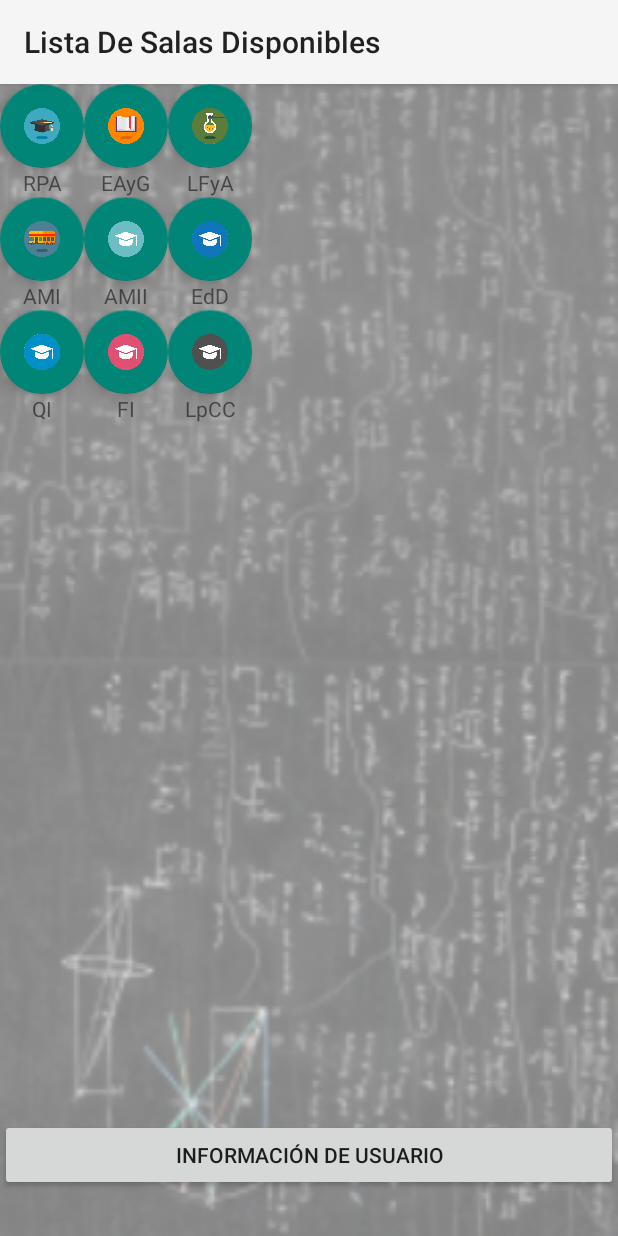
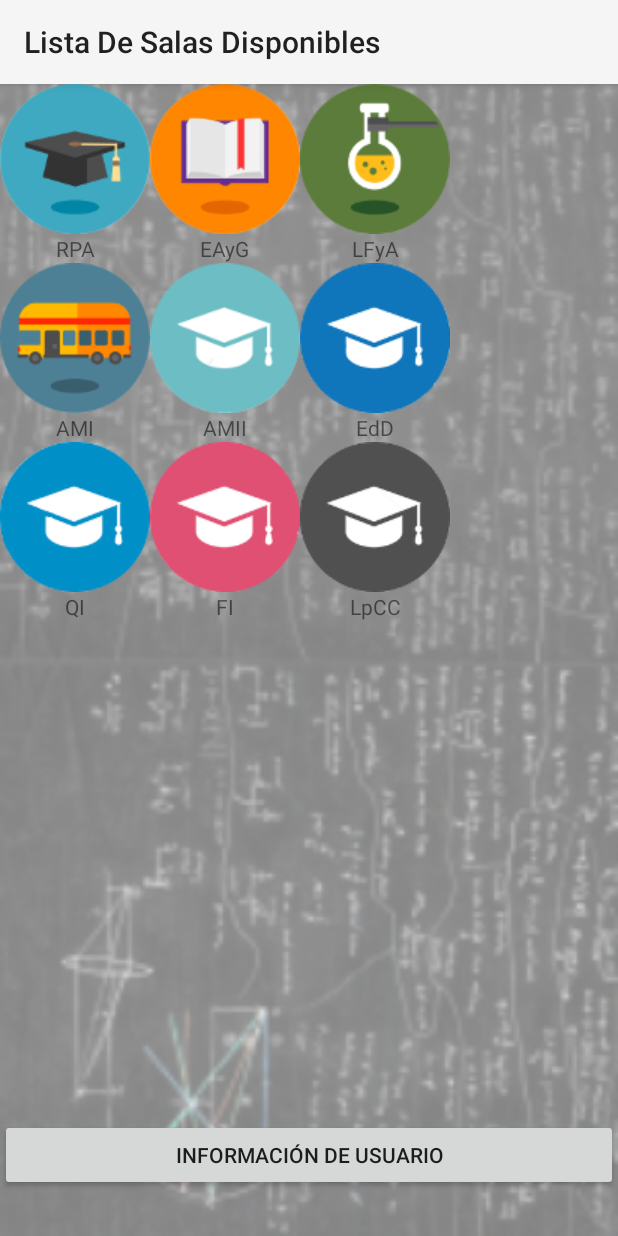
Before and after one commit to PabloGuillermoCV/UniChat, an Android app: the screen it shows after launch once a user with an empty profile is signed in (SalasChat), on a phone screen of 412 x 824 dp. Run offline under Robolectric (Android 15) with nearby library versions, the phone set to English and light mode, and no system bars; our stand-ins replace Firebase (no records; nobody signed in at launch, a user with empty details on screens opened directly); 2 statements that could not run were skipped.

Commit message:
Tamaño Imagen

```diff
--- a/app/src/main/res/layout/activity_salas_chat.xml
+++ b/app/src/main/res/layout/activity_salas_chat.xml
@@ -42,17 +42,16 @@
                 android:rowCount="2"
                 android:columnCount="1">
 
-                <android.support.design.widget.FloatingActionButton
+                <ImageButton
                     android:id="@+id/Materia0"
                     android:layout_width="wrap_content"
                     android:layout_height="wrap_content"
                     android:layout_column="0"
                     android:layout_gravity="center"
+                    android:background="@drawable/boton1"
                     android:layout_row="0"
-                    android:src="@drawable/boton1"
                     android:text="@string/rpa"
-                    android:textSize="0sp"
-                    app:fabSize="normal" />
+                    android:textSize="0sp" />
 
                 <TextView
                     android:id="@+id/nombre0"
@@ -76,17 +75,16 @@
                 android:rowCount="2"
                 android:columnCount="1">
 
-                <android.support.design.widget.FloatingActionButton
+                <ImageButton
                     android:id="@+id/Materia1"
                     android:layout_width="wrap_content"
                     android:layout_height="wrap_content"
                     android:layout_column="0"
                     android:layout_gravity="center"
+                    android:background="@drawable/boton2"
                     android:layout_row="0"
-                    android:src="@drawable/boton2"
                     android:text="@string/eayg"
-                    android:textSize="0sp"
-                    app:fabSize="normal" />
+                    android:textSize="0sp" />
 
                 <TextView
                     android:id="@+id/nombre1"
@@ -110,17 +108,16 @@
                 android:rowCount="2"
                 android:columnCount="1">
 
-                <android.support.design.widget.FloatingActionButton
+                <ImageButton
                     android:id="@+id/Materia2"
                     android:layout_width="wrap_content"
                     android:layout_height="wrap_content"
                     android:layout_column="0"
                     android:layout_gravity="center"
+                    android:background="@drawable/boton3"
                     android:layout_row="0"
-                    android:src="@drawable/boton3"
                     android:text="@string/lfya"
-                    android:textSize="0sp"
-                    app:fabSize="normal" />
+                    android:textSize="0sp" />
 
                 <TextView
                     android:id="@+id/nombre2"
@@ -144,17 +141,16 @@
                 android:rowCount="2"
                 android:columnCount="1">
 
-                <android.support.design.widget.FloatingActionButton
+                <ImageButton
                     android:id="@+id/Materia3"
                     android:layout_width="wrap_content"
                     android:layout_height="wrap_content"
                     android:layout_column="0"
                     android:layout_gravity="center"
+                    android:background="@drawable/boton4"
                     android:layout_row="0"
-                    android:src="@drawable/boton4"
                     android:text="@string/am1"
-                    android:textSize="0sp"
-                    app:fabSize="normal" />
+                    android:textSize="0sp" />
 
                 <TextView
                     android:id="@+id/nombre3"
@@ -178,17 +174,16 @@
                 android:rowCount="2"
                 android:columnCount="1">
 
-                <android.support.design.widget.FloatingActionButton
+                <ImageButton
                     android:id="@+id/Materia4"
                     android:layout_width="wrap_content"
                     android:layout_height="wrap_content"
                     android:layout_column="0"
                     android:layout_gravity="center"
+                    android:background="@drawable/boton5"
                     android:layout_row="0"
-                    android:src="@drawable/boton5"
                     android:text="@string/am2"
-                    android:textSize="0sp"
-                    app:fabSize="normal" />
+                    android:textSize="0sp" />
 
                 <TextView
                     android:id="@+id/nombre4"
@@ -212,17 +207,16 @@
                 android:columnCount="1"
                 android:rowCount="2">
 
-                <android.support.design.widget.FloatingActionButton
+                <ImageButton
                     android:id="@+id/Materia5"
-                    android:layout_width="80dp"
+                    android:layout_width="wrap_content"
                     android:layout_height="wrap_content"
                     android:layout_column="0"
                     android:layout_gravity="center"
+                    android:background="@drawable/boton6"
                     android:layout_row="0"
-                    android:src="@drawable/boton6"
                     android:text="@string/edd"
-                    android:textSize="0sp"
-                    app:fabSize="normal" />
+                    android:textSize="0sp" />
 
                 <TextView
                     android:id="@+id/nombre5"
@@ -246,17 +240,16 @@
                 android:columnCount="1"
                 android:rowCount="2">
 
-                <android.support.design.widget.FloatingActionButton
+                <ImageButton
                     android:id="@+id/Materia6"
-                    android:layout_width="80dp"
+                    android:layout_width="wrap_content"
                     android:layout_height="wrap_content"
                     android:layout_column="0"
                     android:layout_gravity="center"
+                    android:background="@drawable/boton7"
                     android:layout_row="0"
-                    android:src="@drawable/boton7"
                     android:text="@string/q1"
-                    android:textSize="0sp"
-                    app:fabSize="normal" />
+                    android:textSize="0sp" />
 
                 <TextView
                     android:id="@+id/nombre6"
@@ -280,17 +273,16 @@
                 android:columnCount="1"
                 android:rowCount="2">
 
-                <android.support.design.widget.FloatingActionButton
+                <ImageButton
                     android:id="@+id/Materia7"
-                    android:layout_width="80dp"
+                    android:layout_width="wrap_content"
                     android:layout_height="wrap_content"
                     android:layout_column="0"
                     android:layout_gravity="center"
+                    android:background="@drawable/boton8"
                     android:layout_row="0"
-                    android:src="@drawable/boton8"
                     android:text="@string/f1"
-                    android:textSize="0sp"
-                    app:fabSize="normal" />
+                    android:textSize="0sp" />
 
                 <TextView
                     android:id="@+id/nombre7"
@@ -314,17 +306,16 @@
                 android:columnCount="1"
                 android:rowCount="2">
 
-                <android.support.design.widget.FloatingActionButton
+                <ImageButton
                     android:id="@+id/Materia8"
-                    android:layout_width="80dp"
+                    android:layout_width="wrap_content"
                     android:layout_height="wrap_content"
                     android:layout_column="0"
                     android:layout_gravity="center"
+                    android:background="@drawable/boton9"
                     android:layout_row="0"
-                    android:src="@drawable/boton9"
                     android:text="@string/lpcc"
-                    android:textSize="0sp"
-                    app:fabSize="normal" />
+                    android:textSize="0sp" />
 
                 <TextView
                     android:id="@+id/nombre8"
```
Also changed, not shown: app/src/main/res/drawable/boton1.png, app/src/main/res/drawable/boton10.png, app/src/main/res/drawable/boton11.png, app/src/main/res/drawable/boton12.png, app/src/main/res/drawable/boton2.png, app/src/main/res/drawable/boton3.png, app/src/main/res/drawable/boton4.png, app/src/main/res/drawable/boton5.png, app/src/main/res/drawable/boton6.png, app/src/main/res/drawable/boton7.png, app/src/main/res/drawable/boton8.png, app/src/main/res/drawable/boton9.png.
